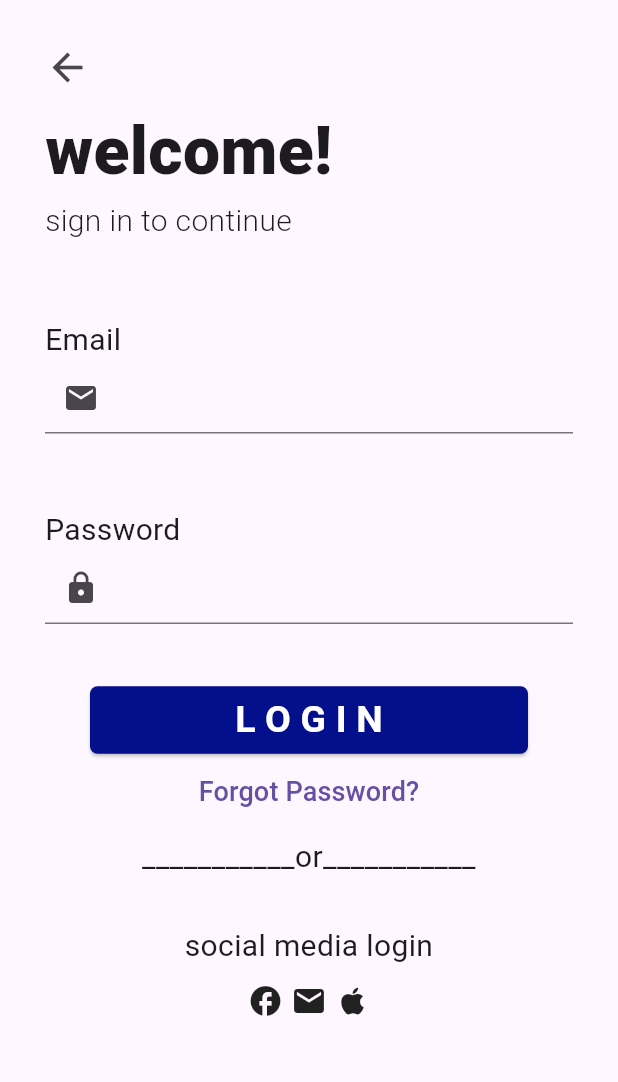
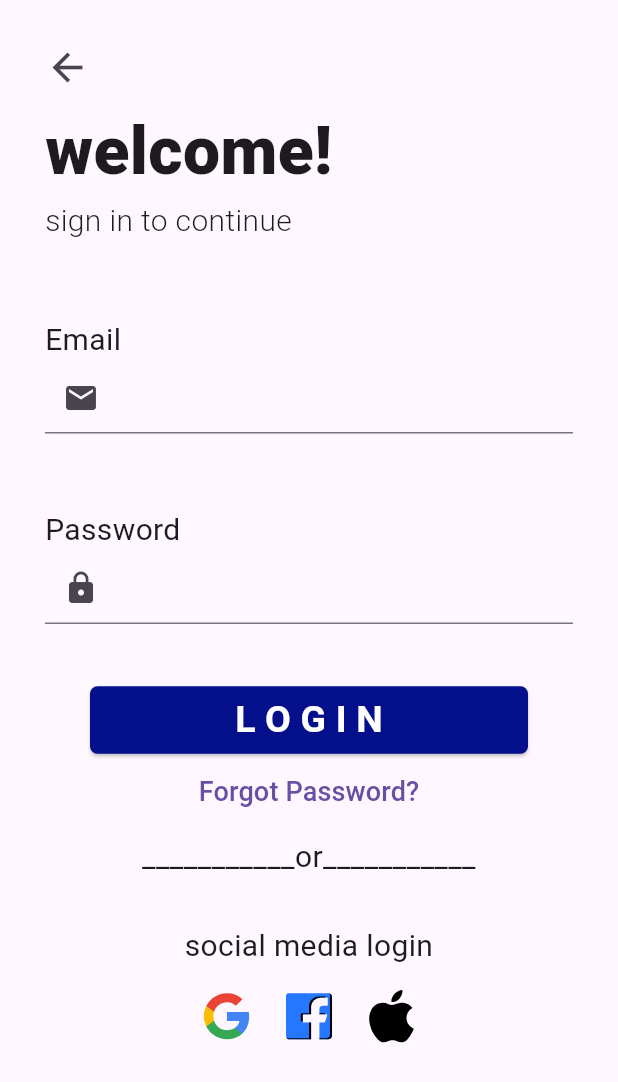
Before and after one commit to Nishantniro/flutter_learn, a Flutter app: the screen it shows after launch, on a phone screen of 412 x 824 dp. Shown: the top 1082 px of the screen. Run offline on Flutter 3.47's test engine with Material 3 defaults, Android fonts, the phone set to English and light mode, and no system bars; our stand-ins replace flutter_svg.

Commit message:
added meida login

```diff
--- a/lib/view/login.dart
+++ b/lib/view/login.dart
@@ -1,5 +1,6 @@
 import 'package:day1/constant.dart';
 import 'package:flutter/material.dart';
+import 'package:flutter_svg/flutter_svg.dart';
 
 class Login extends StatelessWidget {
   const Login({super.key});
@@ -104,15 +105,28 @@ class Login extends StatelessWidget {
                     textAlign: TextAlign.center,
                     style: TextStyle(fontSize: 20),
                   ),
-                  SizedBox(height: 10),
+                  SizedBox(height: 15),
                   Row(
                     mainAxisAlignment: MainAxisAlignment.center,
                     children: [
-                      Icon(Icons.facebook),
-                      SizedBox(width: 5),
-                      Icon(Icons.mail),
-                      SizedBox(width: 5),
-                      Icon(Icons.apple),
+                      SvgPicture.asset(
+                        'assets/google.svg', // Path to your SVG file
+                        width: 35, // Desired width for the icon
+                        height: 35, // Desired height for the icon
+                      ),
+                      // Icon(Icons.facebook),
+                      SizedBox(width: 20),
+                      SvgPicture.asset(
+                        'assets/facebook.svg', // Path to your SVG file
+                        width: 35, // Desired width for the icon
+                        height: 35, // Desired height for the icon
+                      ),
+                      SizedBox(width: 20),
+                      SvgPicture.asset(
+                        'assets/apple.svg', // Path to your SVG file
+                        width: 35, // Desired width for the icon
+                        height: 35, // Desired height for the icon
+                      ),
                     ],
                   ),
                 ],
--- a/pubspec.yaml
+++ b/pubspec.yaml
@@ -30,6 +30,8 @@ environment:
 dependencies:
   flutter:
     sdk: flutter
+  flutter_svg: ^2.0.5
+
 
   # The following adds the Cupertino Icons font to your application.
   # Use with the CupertinoIcons class for iOS style icons.
@@ -60,6 +62,9 @@ flutter:
   # To add assets to your application, add an assets section, like this:
   assets:
      - assets/icon.png
+     - assets/apple.svg
+     - assets/facebook.svg
+     - assets/google.svg
   #   - images/a_dot_ham.jpeg
 
   # An image asset can refer to one or more resolution-specific "variants", see
```
Also changed, not shown: pubspec.lock.
